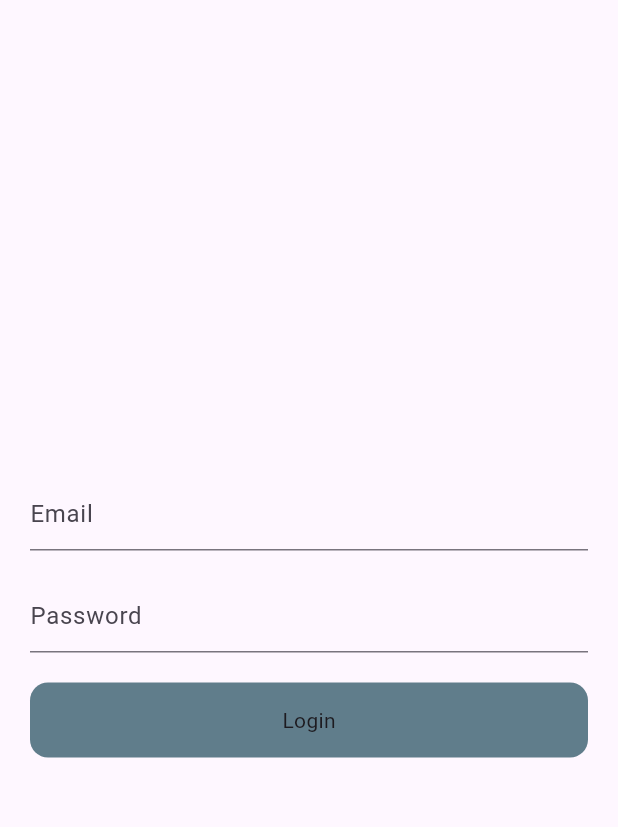
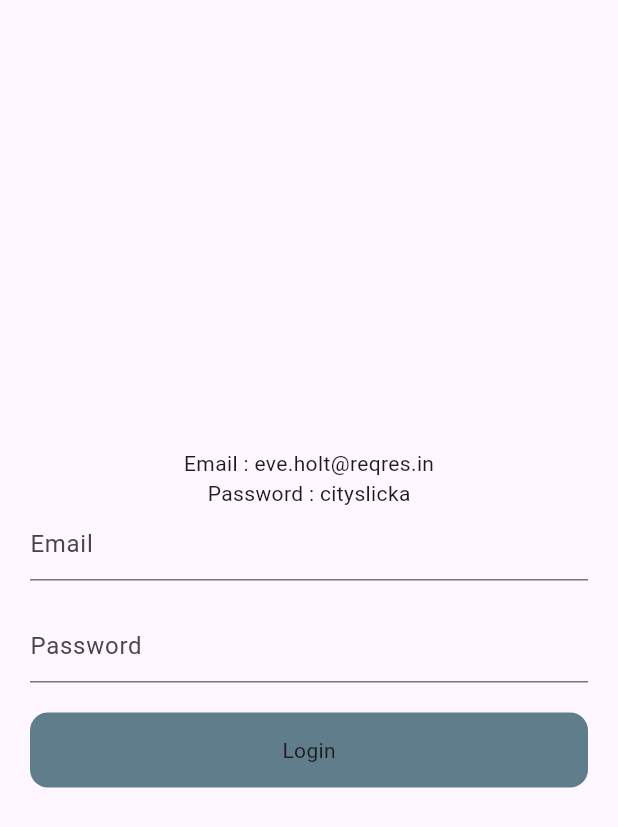
Before and after one commit to KARAN93072/Learner, a Flutter app: the screen it shows after launch, after a tap on "Login Screen", on a phone screen of 412 x 824 dp. Shown: the top 827 px of the screen. Run offline on Flutter 3.47's test engine with Material 3 defaults, Android fonts, the phone set to English and light mode, and no system bars; our stand-ins replace go_router; missing offline and left inert: dart:ffi; network calls fail.

Commit message:
MVVM Starts

```diff
--- a/lib/const/app_router.dart
+++ b/lib/const/app_router.dart
@@ -1,5 +1,6 @@
 import 'package:go_router/go_router.dart';
 import 'package:learner/screens/auth/sign_in/login.dart';
+import 'package:learner/screens/auth/sign_up/sign_up.dart';
 import 'package:learner/screens/count_1/count_example.dart';
 import 'package:learner/screens/fevorite/favorite_screen.dart';
 import 'package:learner/screens/fevorite/saved_favorite_users.dart';
@@ -46,7 +47,10 @@ class AppRouter {
           GoRoute(
               path: 'LoginScreen',
               name: LoginScreen.id,
-              builder: (context, state) =>  LoginScreen())
+              builder: (context, state) =>  LoginScreen()),
+              GoRoute(path: "SignUpScreen",
+              name: SignUpScreen.id,
+              builder: (context, state)=> const SignUpScreen())
         ]),
   ]);
 }
--- a/lib/screens/auth/sign_in/login.dart
+++ b/lib/screens/auth/sign_in/login.dart
@@ -18,6 +18,8 @@ class LoginScreen extends StatelessWidget {
           mainAxisAlignment: MainAxisAlignment.center,
           crossAxisAlignment: CrossAxisAlignment.center,
           children: [
+            const Text("Email : eve.holt@reqres.in"),
+            const Text("Password : cityslicka"),
             TextFormField(
               controller: emailController,
               decoration: const InputDecoration(hintText: "Email"),
--- /dev/null
+++ b/lib/screens/auth/sign_up/sign_up_provider.dart
@@ -0,0 +1,3 @@
+import 'package:flutter/widgets.dart';
+
+class SignUpProvider extends ChangeNotifier {}
--- a/lib/screens/home/home_screen.dart
+++ b/lib/screens/home/home_screen.dart
@@ -1,6 +1,7 @@
 import 'package:flutter/material.dart';
 import 'package:go_router/go_router.dart';
 import 'package:learner/screens/auth/sign_in/login.dart';
+import 'package:learner/screens/auth/sign_up/sign_up.dart';
 import 'package:learner/screens/count_1/count_example.dart';
 import 'package:learner/screens/fevorite/favorite_screen.dart';
 import 'package:learner/screens/slider/slider_screen.dart';
@@ -67,7 +68,12 @@ class HomeScreen extends StatelessWidget {
                 onPressed: () {
                   GoRouter.of(context).goNamed(LoginScreen.id);
                 },
-                child: const Text('Login Screen'))
+                child: const Text('Login Screen')),
+            FilledButton(
+                onPressed: () {
+                  GoRouter.of(context).goNamed(SignUpScreen.id);
+                },
+                child: const Text('SignUp Screen')),
           ],
         ),
       ),
```
Also changed, not shown: lib/screens/auth/sign_up/sign_up.dart (added, +27 -0 lines).
